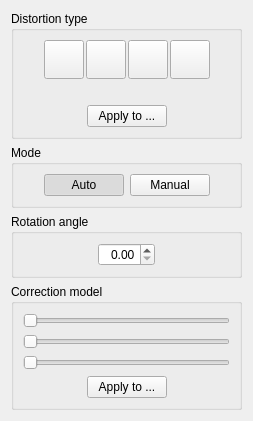
This is src/stages/deskew/ui/DeskewOptionsWidget.ui in ImageProcessing-ElectronicPublications/scantailor-experimental as Qt 5 draws it before an edit. The edited form follows.
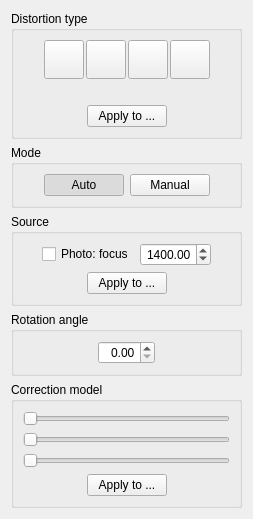
This is the edited form.

Commit message: 1.2025.01.15: dewarp: photo mode of focus by @noobie-iv and @zvezdochiot

```diff
--- a/src/stages/deskew/ui/DeskewOptionsWidget.ui
+++ b/src/stages/deskew/ui/DeskewOptionsWidget.ui
@@ -255,6 +255,117 @@
      </layout>
     </widget>
    </item>
+   <item>
+    <widget class="QGroupBox" name="sourcePanel">
+     <property name="title">
+      <string>Source</string>
+     </property>
+     <layout class="QVBoxLayout" name="sourceVerticalLayout">
+      <item>
+       <layout class="QHBoxLayout" name="sourceHorizontalLayout">
+        <item>
+         <spacer>
+          <property name="orientation">
+           <enum>Qt::Horizontal</enum>
+          </property>
+          <property name="sizeHint" stdset="0">
+           <size>
+            <width>65</width>
+            <height>20</height>
+           </size>
+          </property>
+         </spacer>
+        </item>
+        <item>
+         <widget class="QCheckBox" name="photoCheckBox">
+          <property name="text">
+           <string>Photo: focus</string>
+          </property>
+          <property name="toolTip">
+           <string>Scanner / Photo</string>
+          </property>
+         </widget>
+        </item>
+        <item>
+         <widget class="QDoubleSpinBox" name="focusSpinBox">
+          <property name="alignment">
+           <set>Qt::AlignRight|Qt::AlignTrailing|Qt::AlignVCenter</set>
+          </property>
+          <property name="toolTip">
+           <string>Focus (default = 1400)</string>
+          </property>
+          <property name="decimals">
+           <double>1</double>
+          </property>
+          <property name="minimum">
+           <double>1.0</double>
+          </property>
+          <property name="maximum">
+           <double>9999.99</double>
+          </property>
+          <property name="singleStep">
+           <double>1.0</double>
+          </property>
+          <property name="value">
+           <double>1400.0</double>
+          </property>
+         </widget>
+        </item>
+        <item>
+         <spacer>
+          <property name="orientation">
+           <enum>Qt::Horizontal</enum>
+          </property>
+          <property name="sizeHint" stdset="0">
+           <size>
+            <width>65</width>
+            <height>20</height>
+           </size>
+          </property>
+         </spacer>
+        </item>
+       </layout>
+      </item>
+      <item>
+       <layout class="QHBoxLayout" name="sourceHorizontalLayoutApply">
+        <item>
+         <spacer name="sourceHorizontalSpacerApply">
+          <property name="orientation">
+           <enum>Qt::Horizontal</enum>
+          </property>
+          <property name="sizeHint" stdset="0">
+           <size>
+            <width>40</width>
+            <height>20</height>
+           </size>
+          </property>
+         </spacer>
+        </item>
+        <item>
+         <widget class="QPushButton" name="applySourceBtn">
+          <property name="text">
+           <string>Apply to ...</string>
+          </property>
+         </widget>
+        </item>
+        <item>
+         <spacer>
+          <property name="orientation">
+           <enum>Qt::Horizontal</enum>
+          </property>
+          <property name="sizeHint" stdset="0">
+           <size>
+            <width>40</width>
+            <height>20</height>
+           </size>
+          </property>
+         </spacer>
+        </item>
+       </layout>
+      </item>
+     </layout>
+    </widget>
+   </item>
    <item>
     <widget class="QGroupBox" name="rotationPanel">
      <property name="title">
```
Left out of the diff: 2 changed lines with no effect on the pictures. The commit also changes 19 other files.
